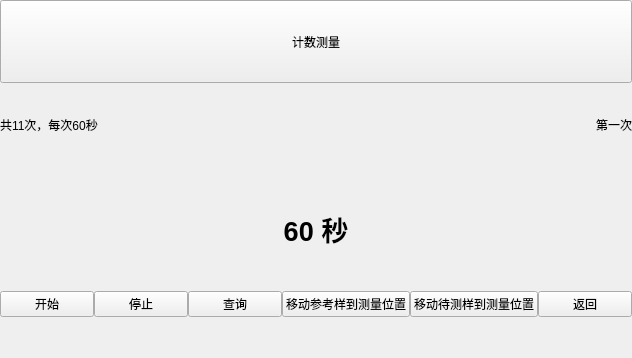
Qt form countingmeasurement.ui (urielyan/kairen_ok335xs) before a commit.
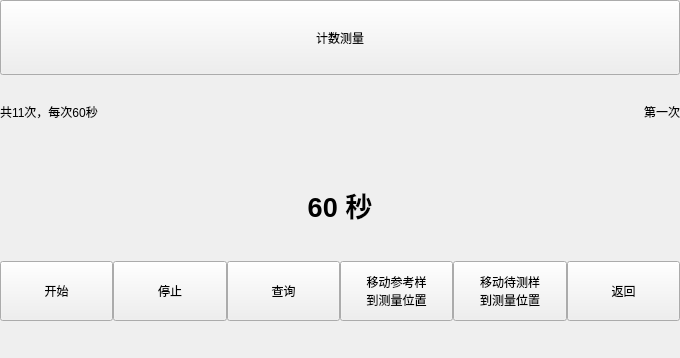
The same form after that commit. Custom widgets are drawn as their Qt base class.

```diff
--- a/countingmeasurement.ui
+++ b/countingmeasurement.ui
@@ -6,7 +6,7 @@
    <rect>
     <x>0</x>
     <y>0</y>
-    <width>632</width>
+    <width>680</width>
     <height>358</height>
    </rect>
   </property>
@@ -114,6 +114,24 @@
        </property>
        <item>
         <widget class="QPushButton" name="pushButton">
+         <property name="sizePolicy">
+          <sizepolicy hsizetype="Preferred" vsizetype="Fixed">
+           <horstretch>0</horstretch>
+           <verstretch>0</verstretch>
+          </sizepolicy>
+         </property>
+         <property name="minimumSize">
+          <size>
+           <width>0</width>
+           <height>50</height>
+          </size>
+         </property>
+         <property name="maximumSize">
+          <size>
+           <width>16777215</width>
+           <height>60</height>
+          </size>
+         </property>
          <property name="text">
           <string>开始</string>
          </property>
@@ -121,6 +139,24 @@
        </item>
        <item>
         <widget class="QPushButton" name="pushButton_2">
+         <property name="sizePolicy">
+          <sizepolicy hsizetype="Preferred" vsizetype="Fixed">
+           <horstretch>0</horstretch>
+           <verstretch>0</verstretch>
+          </sizepolicy>
+         </property>
+         <property name="minimumSize">
+          <size>
+           <width>0</width>
+           <height>50</height>
+          </size>
+         </property>
+         <property name="maximumSize">
+          <size>
+           <width>16777215</width>
+           <height>60</height>
+          </size>
+         </property>
          <property name="text">
           <string>停止</string>
          </property>
@@ -128,6 +164,24 @@
        </item>
        <item>
         <widget class="QPushButton" name="pushButton_5">
+         <property name="sizePolicy">
+          <sizepolicy hsizetype="Preferred" vsizetype="Fixed">
+           <horstretch>0</horstretch>
+           <verstretch>0</verstretch>
+          </sizepolicy>
+         </property>
+         <property name="minimumSize">
+          <size>
+           <width>0</width>
+           <height>50</height>
+          </size>
+         </property>
+         <property name="maximumSize">
+          <size>
+           <width>16777215</width>
+           <height>60</height>
+          </size>
+         </property>
          <property name="text">
           <string>查询</string>
          </property>
@@ -135,20 +189,76 @@
        </item>
        <item>
         <widget class="QPushButton" name="pushButton_4">
+         <property name="sizePolicy">
+          <sizepolicy hsizetype="Preferred" vsizetype="Fixed">
+           <horstretch>0</horstretch>
+           <verstretch>0</verstretch>
+          </sizepolicy>
+         </property>
+         <property name="minimumSize">
+          <size>
+           <width>0</width>
+           <height>50</height>
+          </size>
+         </property>
+         <property name="maximumSize">
+          <size>
+           <width>16777215</width>
+           <height>60</height>
+          </size>
+         </property>
          <property name="text">
-          <string>移动参考样到测量位置</string>
+          <string>移动参考样
+到测量位置</string>
          </property>
         </widget>
        </item>
        <item>
         <widget class="QPushButton" name="pushButton_6">
+         <property name="sizePolicy">
+          <sizepolicy hsizetype="Preferred" vsizetype="Fixed">
+           <horstretch>0</horstretch>
+           <verstretch>0</verstretch>
+          </sizepolicy>
+         </property>
+         <property name="minimumSize">
+          <size>
+           <width>0</width>
+           <height>50</height>
+          </size>
+         </property>
+         <property name="maximumSize">
+          <size>
+           <width>16777215</width>
+           <height>60</height>
+          </size>
+         </property>
          <property name="text">
-          <string>移动待测样到测量位置</string>
+          <string>移动待测样
+到测量位置</string>
          </property>
         </widget>
        </item>
        <item>
         <widget class="QPushButton" name="pushButton_3">
+         <property name="sizePolicy">
+          <sizepolicy hsizetype="Preferred" vsizetype="Fixed">
+           <horstretch>0</horstretch>
+           <verstretch>0</verstretch>
+          </sizepolicy>
+         </property>
+         <property name="minimumSize">
+          <size>
+           <width>0</width>
+           <height>50</height>
+          </size>
+         </property>
+         <property name="maximumSize">
+          <size>
+           <width>16777215</width>
+           <height>60</height>
+          </size>
+         </property>
          <property name="text">
           <string>返回</string>
          </property>
```
